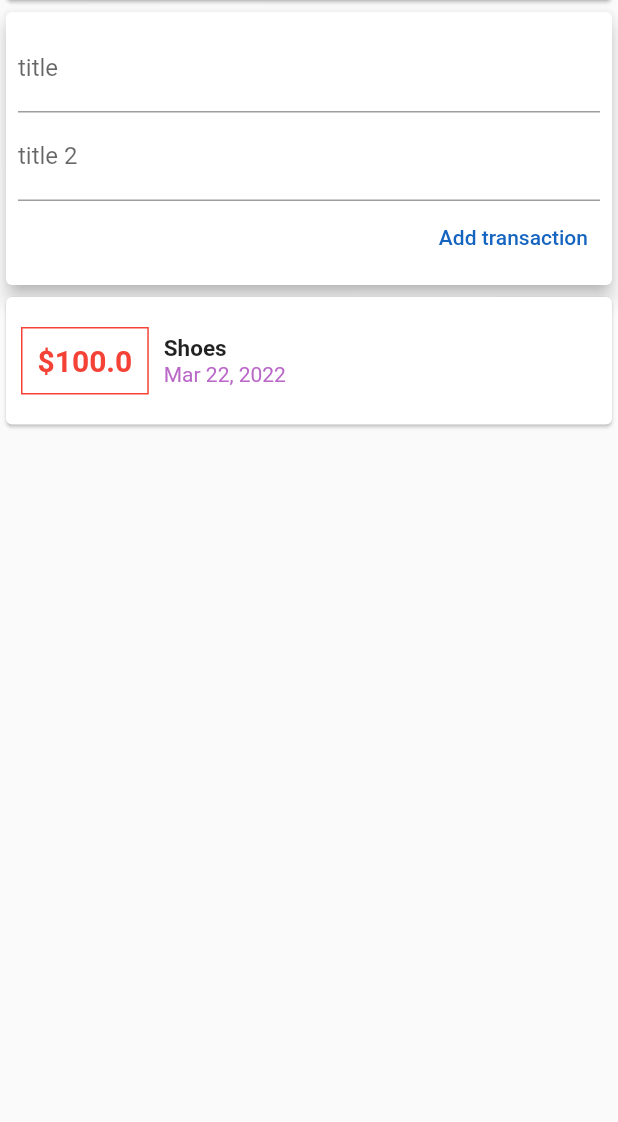
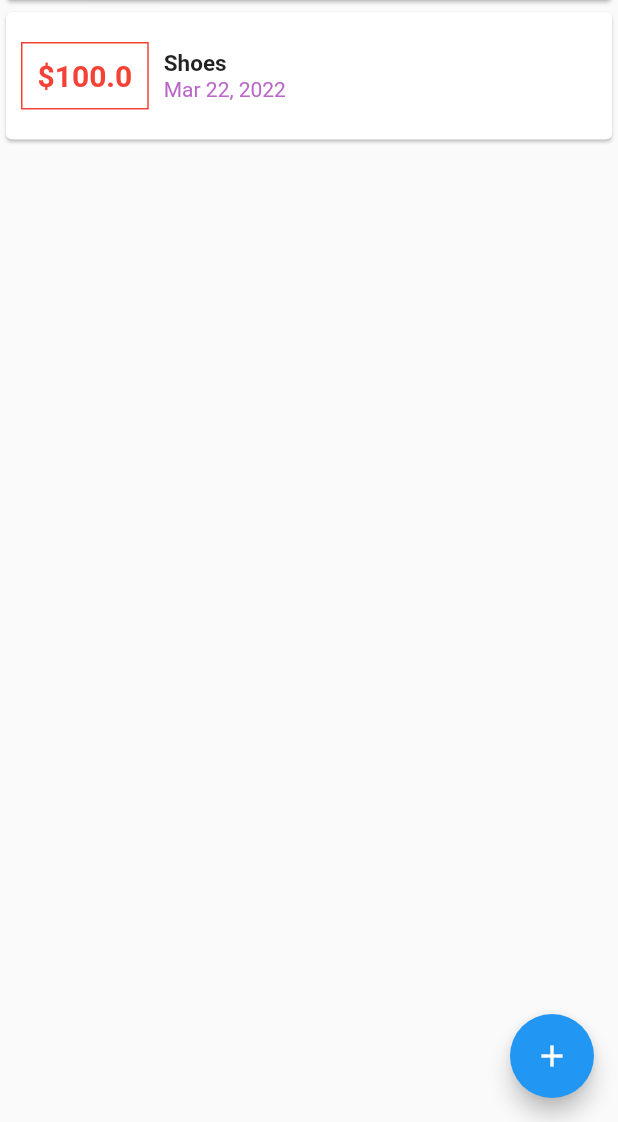
Before and after one commit to anovazzi1/flutter_expenses_app, a Flutter app: the screen it shows after launch, on a phone screen of 412 x 824 dp, the part 114-1236 px from its top. Run offline on Flutter 3.47's test engine with Material 2 defaults, Android fonts, the phone set to English and light mode, and no system bars.

```diff
--- a/lib/main.dart
+++ b/lib/main.dart
@@ -1,7 +1,11 @@
+import 'package:expenses_app/widgets/new_transaction.dart';
+import 'package:expenses_app/widgets/transaction_list.dart';
+import 'package:expenses_app/widgets/user_transactions.dart';
 import 'package:intl/intl.dart';
 
 import 'models/transaction.dart';
 import 'package:flutter/material.dart';
+
 
 void main() {
   runApp(MyApp());
@@ -20,18 +24,45 @@ class MyApp extends StatelessWidget {
   }
 }
 
-class MyHomePage extends StatelessWidget {
-  final List<Transaction> transaction = [
+class MyHomePage extends StatefulWidget {
+  @override
+  State<MyHomePage> createState() => _MyHomePageState();
+}
+
+class _MyHomePageState extends State<MyHomePage> {
+  final List<Transaction> transactions = [
     Transaction(amount: 100.0, date: DateTime.now(), id: 't1', title: 'Shoes')
   ];
-  TextEditingController text = TextEditingController();
+
+  void _addNewTransaction(String title, double amount) {
+    final newTx = Transaction(
+        id: DateTime.now().toString(),
+        title: title,
+        amount: amount,
+        date: DateTime.now());
+    setState(() {
+      transactions.add(newTx);
+    });
+  }
+
+
+  void RunAddNewTransaction(BuildContext context)
+  {
+    showModalBottomSheet(context: context, builder: (_){
+      return NewTransaction(_addNewTransaction);
+    });
+  }
+
+
+
   @override
   Widget build(BuildContext context) {
     return Scaffold(
       appBar: AppBar(
         title: Text("flutter App"),
       ),
-      body: Column(
+      body: SingleChildScrollView(
+        child: Column(
           children: [
             Container(
               child: Card(
@@ -41,68 +72,11 @@ class MyHomePage extends StatelessWidget {
               ),
               width: double.infinity,
             ),
-          Card(
-            elevation: 5,
-            child: Padding(
-              padding: const EdgeInsets.all(8.0),
-              child: Column(
-                crossAxisAlignment: CrossAxisAlignment.end,
-                children: [
-                  TextField(
-                    decoration: InputDecoration(labelText: "title"),
-                  ),
-                  TextField(decoration: InputDecoration(labelText: "title 2"),controller: text,),
-                  TextButton(
-                      onPressed: () {
-                      },
-                      child: Text(
-                        'Add transaction',
-                        style: TextStyle(color: Colors.blue.shade800),
-                      ))
+            Container(child: TransactionList(transactions),height: 300,),
           ],
         ),
       ),
-          ),
-          Column(
-            children: transaction
-                .map((e) => Card(
-                      child: Row(
-                        children: [
-                          Container(
-                            child: Text(
-                              '\$${e.amount}',
-                              style: TextStyle(
-                                  fontWeight: FontWeight.bold,
-                                  color: Colors.red,
-                                  fontSize: 20),
-                            ),
-                            margin: EdgeInsets.symmetric(
-                                horizontal: 10, vertical: 20),
-                            decoration: BoxDecoration(
-                                border: Border.all(color: Colors.red)),
-                            padding: EdgeInsets.all(10),
-                          ),
-                          Column(
-                            crossAxisAlignment: CrossAxisAlignment.start,
-                            children: [
-                              Text(
-                                e.title as String,
-                                style: TextStyle(
-                                    fontSize: 15, fontWeight: FontWeight.bold),
-                              ),
-                              Text(
-                                DateFormat.yMMMd().format(e.date!),
-                                style: TextStyle(color: Colors.purple.shade300),
-                              )
-                            ],
-                          )
-                        ],
-                      ),
-                    ))
-                .toList(),
-          )
-        ],
-      ),
+      floatingActionButton: FloatingActionButton(child: Icon(Icons.add),onPressed: ()=>RunAddNewTransaction(context)),
     );
   }
 }
--- a/lib/widgets/transaction_list.dart
+++ b/lib/widgets/transaction_list.dart
@@ -1,18 +1,52 @@
 import 'package:flutter/material.dart';
+import 'package:intl/intl.dart';
 
 import '../models/transaction.dart';
 
-class TransactionList extends StatefulWidget {
-  @override
-  _TransactionListState createState() => _TransactionListState();
-}
+class TransactionList extends StatelessWidget {
+  final List<Transaction> _transactions;
+  TransactionList(this._transactions);
 
-class _TransactionListState extends State<TransactionList> {
-  final List<Transaction> transactions = [
-    Transaction(amount: 100.0, date: DateTime.now(), id: 't1', title: 'Shoes')
-  ];
   @override
   Widget build(BuildContext context) {
-    return Container();
+    return ListView.builder(
+      itemBuilder: (context, index) {
+        return Card(
+          child: Row(
+            children: [
+              Container(
+                child: Text(
+                  '\$${_transactions[index].amount}',
+                  style: TextStyle(
+                      fontWeight: FontWeight.bold,
+                      color: Colors.red,
+                      fontSize: 20),
+                ),
+                margin:
+                EdgeInsets.symmetric(horizontal: 10, vertical: 20),
+                decoration:
+                BoxDecoration(border: Border.all(color: Colors.red)),
+                padding: EdgeInsets.all(10),
+              ),
+              Column(
+                crossAxisAlignment: CrossAxisAlignment.start,
+                children: [
+                  Text(
+                    _transactions[index].title as String,
+                    style: TextStyle(
+                        fontSize: 15, fontWeight: FontWeight.bold),
+                  ),
+                  Text(
+                    DateFormat.yMMMd().format(_transactions[index].date!),
+                    style: TextStyle(color: Colors.purple.shade300),
+                  )
+                ],
+              )
+            ],
+          ),
+        );
+      },
+      itemCount: _transactions.length,
+    );
   }
 }
```
Also changed, not shown: lib/widgets/new_transaction.dart (added, +41 -0 lines), lib/widgets/user_transactions.dart (added, +37 -0 lines). Lines whose indentation alone changed are shown as unchanged.
